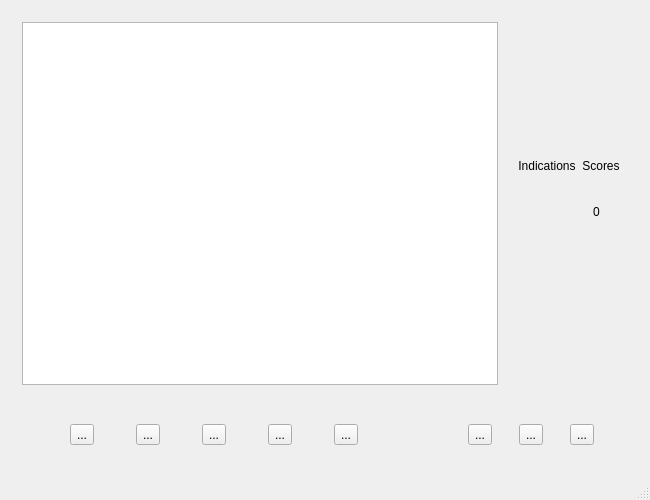
The window that UI/mainwindow.ui (guiguilalane/Wumpus) describes before a commit, drawn with Qt 5.
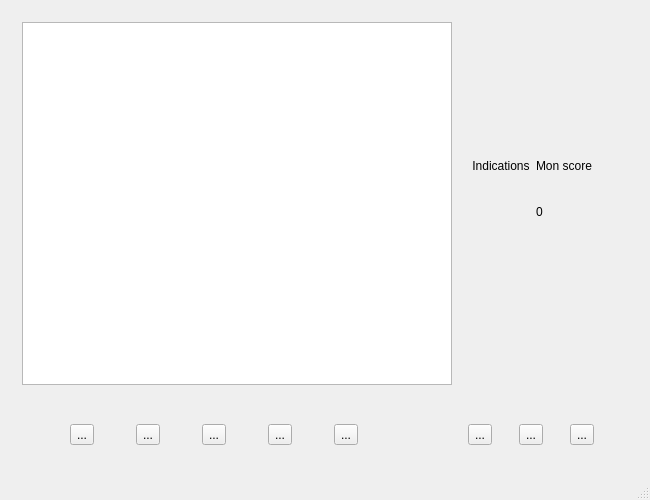
The same window after the commit. Icons and pictures are not drawn.

Commit message: Add the score of the other when a change of stair

What changed in the file:
```diff
--- a/UI/mainwindow.ui
+++ b/UI/mainwindow.ui
@@ -21,7 +21,7 @@
    <layout class="QVBoxLayout" name="verticalLayout">
     <item>
      <widget class="QWidget" name="game" native="true">
-      <layout class="QHBoxLayout" name="horizontalLayout_4" stretch="4,0">
+      <layout class="QHBoxLayout" name="horizontalLayout_4" stretch="4,0,0">
        <property name="sizeConstraint">
         <enum>QLayout::SetDefaultConstraint</enum>
        </property>
@@ -65,7 +65,7 @@
           <item row="0" column="1">
            <widget class="QLabel" name="scoreLabel">
             <property name="text">
-             <string>Scores</string>
+             <string>Mon score</string>
             </property>
             <property name="alignment">
              <set>Qt::AlignCenter</set>
@@ -121,19 +121,27 @@
            </widget>
           </item>
           <item row="1" column="1">
-           <widget class="QWidget" name="widgetScore" native="true">
-            <layout class="QGridLayout" name="gridLayout">
-             <item row="0" column="0">
               <widget class="QLabel" name="score">
                <property name="text">
                 <string>0</string>
                </property>
+            <property name="scaledContents">
+             <bool>false</bool>
+            </property>
+            <property name="alignment">
+             <set>Qt::AlignCenter</set>
+            </property>
+            <property name="wordWrap">
+             <bool>false</bool>
+            </property>
               </widget>
              </item>
             </layout>
            </widget>
           </item>
-         </layout>
+       <item>
+        <widget class="QWidget" name="widgetScore" native="true">
+         <layout class="QGridLayout" name="gridLayout"/>
         </widget>
        </item>
       </layout>
```
Lines whose indentation alone changed are shown as unchanged. The commit also changes 8 other files.
